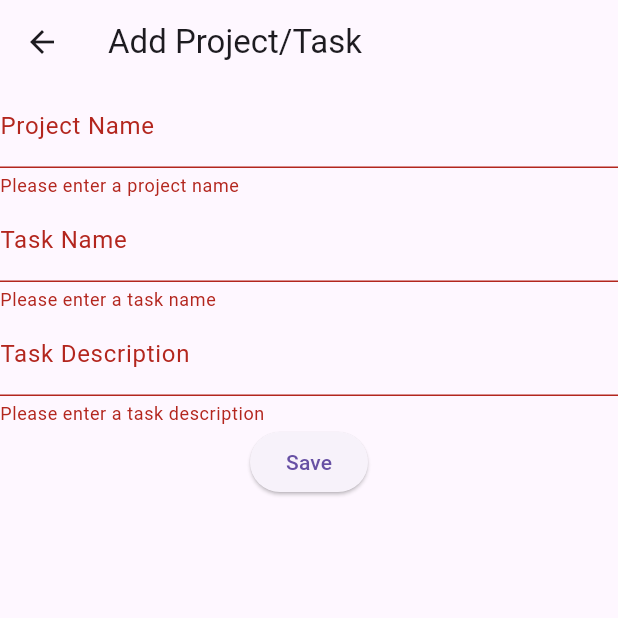
After one commit to Manvi1113/Flutter-Time-Tacker-FP, a Flutter app: the AddProjectTaskScreen screen opened directly, after a tap on "Save", on a phone screen of 412 x 824 dp, the top half of it. The commit adds this screen. Run offline on Flutter 3.47's test engine with Material 3 defaults, Android fonts, the phone set to English and light mode, and no system bars; our stand-ins replace localstorage; statements that could not run were skipped.

```diff
--- a/time_tracker/lib/models/task.dart
+++ b/time_tracker/lib/models/task.dart
@@ -1,6 +1,7 @@
-lass Task {
+class Task {
   final String id;
   final String name;
+
   Task({
     required this.id,
     required this.name,
--- /dev/null
+++ b/time_tracker/lib/providers/project_task_provider.dart
@@ -0,0 +1,51 @@
+import 'package:flutter/foundation.dart';
+import '../models/project.dart';
+import '../models/task.dart';
+class ProjectTaskProvider with ChangeNotifier {
+    final LocalStorage localStorage; // If you need it, define it here
+    ProjectTaskProvider(this.localStorage); // Constructor accepting localStorage
+  // List to hold projects
+  List<Project> _projects = [];
+  // List to hold tasks
+  List<Task> _tasks = [];
+  // Getter for projects
+  List<Project> get projects => _projects;
+  // Getter for tasks
+  List<Task> get tasks => _tasks;
+  // Add a new project
+  void addProject(Project project) {
+    _projects.add(project);
+    notifyListeners(); // Notify listeners about the change
+  }
+  // Remove a project by ID
+  void removeProject(String id) {
+    _projects.removeWhere((project) => project.id == id);
+    notifyListeners(); // Notify listeners about the change
+  }
+  // Add a new task
+  void addTask(Task task) {
+    _tasks.add(task);
+    notifyListeners(); // Notify listeners about the change
+  }
+  // Remove a task by ID
+  void removeTask(String id) {
+    _tasks.removeWhere((task) => task.id == id);
+    notifyListeners(); // Notify listeners about the change
+  }
+  // Update an existing project
+  void updateProject(Project updatedProject) {
+    int index = _projects.indexWhere((project) => project.id == updatedProject.id);
+    if (index != -1) {
+      _projects[index] = updatedProject;
+      notifyListeners(); // Notify listeners about the change
+    }
+  }
+  // Update an existing task
+  void updateTask(Task updatedTask) {
+    int index = _tasks.indexWhere((task) => task.id == updatedTask.id);
+    if (index != -1) {
+      _tasks[index] = updatedTask;
+      notifyListeners(); // Notify listeners about the change
+    }
+  }
+}
--- /dev/null
+++ b/time_tracker/lib/screens/add_project_task_screen.dart
@@ -0,0 +1,95 @@
+import 'package:flutter/material.dart';
+import 'package:provider/provider.dart';
+import '../models/project.dart'; // Make sure to import your Project model
+import '../models/task.dart'; // Make sure to import your Task model
+import '../providers/project_task_provider.dart'; // Import your provider
+
+class AddProjectTaskScreen extends StatefulWidget {
+  @override
+  _AddProjectTaskScreenState createState() => _AddProjectTaskScreenState();
+}
+
+class _AddProjectTaskScreenState extends State<AddProjectTaskScreen> {
+  final _formKey = GlobalKey<FormState>();
+  String projectName = '';
+  String taskName = '';
+  String taskDescription = '';
+
+  @override
+  Widget build(BuildContext context) {
+    return Scaffold(
+      appBar: AppBar(
+        title: Text('Add Project/Task'),
+      ),
+      body: Form(
+        key: _formKey,
+        child: Column(
+          children: <Widget>[
+            // Input for Project Name
+            TextFormField(
+              decoration: InputDecoration(labelText: 'Project Name'),
+              validator: (value) {
+                if (value == null || value.isEmpty) {
+                  return 'Please enter a project name';
+                }
+                return null;
+              },
+              onSaved: (value) => projectName = value!,
+            ),
+            // Input for Task Name
+            TextFormField(
+              decoration: InputDecoration(labelText: 'Task Name'),
+              validator: (value) {
+                if (value == null || value.isEmpty) {
+                  return 'Please enter a task name';
+                }
+                return null;
+              },
+              onSaved: (value) => taskName = value!,
+            ),
+            // Input for Task Description
+            TextFormField(
+              decoration: InputDecoration(labelText: 'Task Description'),
+              validator: (value) {
+                if (value == null || value.isEmpty) {
+                  return 'Please enter a task description';
+                }
+                return null;
+              },
+              onSaved: (value) => taskDescription = value!,
+            ),
+            ElevatedButton(
+              onPressed: () {
+                if (_formKey.currentState!.validate()) {
+                  _formKey.currentState!.save();
+
+                  // Add project
+                  if (projectName.isNotEmpty) {
+                    Provider.of<ProjectTaskProvider>(context, listen: false)
+                        .addProject(Project(
+                      id: DateTime.now().toString(), // Simple ID generation
+                      name: projectName,
+                    ));
+                  }
+
+                  // Add task
+                  if (taskName.isNotEmpty) {
+                    Provider.of<ProjectTaskProvider>(context, listen: false)
+                        .addTask(Task(
+                      id: DateTime.now().toString(), // Simple ID generation
+                      name: taskName,
+                      description: taskDescription, // Assuming Task has description
+                    ));
+                  }
+
+                  Navigator.pop(context);
+                }
+              },
+              child: Text('Save'),
+            ),
+          ],
+        ),
+      ),
+    );
+  }
+}
```
Also changed, not shown: time_tracker/lib/main.dart (+8 -7 lines), time_tracker/lib/screens/project_task_management_screen.dart (added, +84 -0 lines).
